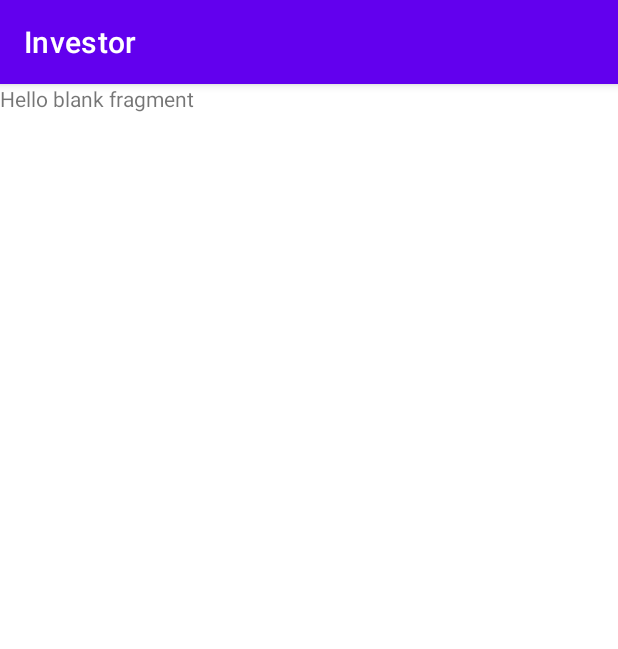
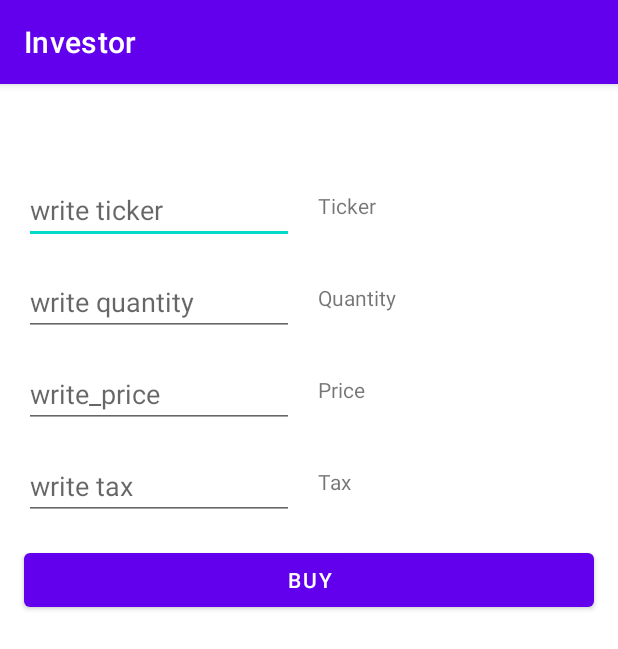
Before and after one commit to NikitaMityushov/AndroidClasses, an Android app: the fragment BuyStockWindowFragment shown on its own in the app's theme, on a phone screen of 412 x 824 dp. Shown: the top 649 px of the screen. Run offline under Robolectric (Android 15) with nearby library versions, the phone set to English and light mode, and no system bars.

Commit message:
main commit #7 add fragment_buy_stock_window layout

```diff
--- a/investor/src/main/res/layout/fragment_buy_stock_window.xml
+++ b/investor/src/main/res/layout/fragment_buy_stock_window.xml
@@ -1,14 +1,112 @@
 <?xml version="1.0" encoding="utf-8"?>
-<FrameLayout xmlns:android="http://schemas.android.com/apk/res/android"
+<androidx.constraintlayout.widget.ConstraintLayout xmlns:android="http://schemas.android.com/apk/res/android"
     xmlns:tools="http://schemas.android.com/tools"
     android:layout_width="match_parent"
     android:layout_height="match_parent"
+    xmlns:app="http://schemas.android.com/apk/res-auto"
     tools:context=".UI.BuyStockWindowFragment">
+    <!-- 0) header -->
+    <TextView
+        android:id="@+id/header_tv"
+        android:layout_width="match_parent"
+        android:layout_height="wrap_content"
+        app:layout_constraintTop_toTopOf="parent"
+        android:textAlignment="center"
+        android:layout_margin="16dp"
+        android:textSize="22sp"
+        tools:text="Please enter the blank lines: "/>
+    <!-- 1) Ticker -->
+    <EditText
+        android:id="@+id/ticker_value_et"
+        android:layout_width="180dp"
+        android:layout_height="wrap_content"
+        app:layout_constraintTop_toBottomOf="@id/header_tv"
+        app:layout_constraintStart_toStartOf="parent"
+        android:layout_margin="16dp"
+        android:inputType="text"
+        android:importantForAutofill="no"
+        android:hint="@string/write_ticker"/>
 
-    <!-- TODO: Update blank fragment layout -->
     <TextView
+        android:id="@+id/ticker_tv"
+        android:layout_width="100dp"
+        android:layout_height="wrap_content"
+        app:layout_constraintBottom_toBottomOf="@id/ticker_value_et"
+        app:layout_constraintStart_toEndOf="@id/ticker_value_et"
+        android:layout_margin="16dp"
+        android:text="@string/ticker"/>
+    <!-- 2) Quantity -->
+    <EditText
+        android:id="@+id/quantity_et"
+        android:layout_width="180dp"
+        android:layout_height="wrap_content"
+        app:layout_constraintTop_toBottomOf="@id/ticker_value_et"
+        app:layout_constraintStart_toStartOf="parent"
+        android:hint="@string/write_quantity"
+        android:layout_margin="16dp"
+        android:inputType="number"
+        android:importantForAutofill="no"/>
+
+    <TextView
+        android:id="@+id/quantity_tv"
+        android:layout_width="100dp"
+        android:layout_height="wrap_content"
+        app:layout_constraintBottom_toBottomOf="@id/quantity_et"
+        app:layout_constraintStart_toEndOf="@id/quantity_et"
+        android:layout_margin="16dp"
+        android:text="@string/quantity"/>
+
+    <!-- 3) Price -->
+    <EditText
+        android:id="@+id/price_et"
+        android:layout_width="180dp"
+        android:layout_height="wrap_content"
+        app:layout_constraintTop_toBottomOf="@id/quantity_et"
+        app:layout_constraintStart_toStartOf="parent"
+        android:hint="@string/write_price"
+        android:layout_margin="16dp"
+        android:inputType="number"
+        android:importantForAutofill="no"/>
+
+    <TextView
+        android:id="@+id/price_tv"
+        android:layout_width="100dp"
+        android:layout_height="wrap_content"
+        app:layout_constraintBottom_toBottomOf="@id/price_et"
+        app:layout_constraintStart_toEndOf="@id/price_et"
+        android:layout_margin="16dp"
+        android:text="@string/price"/>
+    <!-- 4) Tax -->
+    <EditText
+        android:id="@+id/tax_et"
+        android:layout_width="180dp"
+        android:layout_height="wrap_content"
+        app:layout_constraintTop_toBottomOf="@id/price_et"
+        app:layout_constraintStart_toStartOf="parent"
+        android:hint="@string/write_tax"
+        android:layout_margin="16dp"
+        android:inputType="number"
+        android:importantForAutofill="no"/>
+
+    <TextView
+        android:id="@+id/tax_tv"
+        android:layout_width="100dp"
+        android:layout_height="wrap_content"
+        app:layout_constraintBottom_toBottomOf="@id/tax_et"
+        app:layout_constraintStart_toEndOf="@id/tax_et"
+        android:layout_margin="16dp"
+        android:text="@string/tax"/>
+
+    <!-- Button <Buy> -->
+    <Button
+        android:id="@+id/buy_btn"
         android:layout_width="match_parent"
-        android:layout_height="match_parent"
-        android:text="@string/hello_blank_fragment" />
+        android:layout_height="wrap_content"
+        android:text="@string/buy"
+        app:layout_constraintTop_toBottomOf="@id/tax_et"
+        app:layout_constraintStart_toStartOf="parent"
+        android:layout_margin="16dp"/>
 
-</FrameLayout>
+
+
+</androidx.constraintlayout.widget.ConstraintLayout>
--- a/investor/src/main/res/values/strings.xml
+++ b/investor/src/main/res/values/strings.xml
@@ -17,4 +17,12 @@
     <string name="total_profit">Total profit</string>
     <string name="profitability">Profitability</string>
     <string name="dividends">Dividends</string>
+    <string name="write_ticker">write ticker</string>
+    <string name="write_quantity">write quantity</string>
+    <string name="quantity">Quantity</string>
+    <string name="write_price">write_price</string>
+    <string name="price">Price</string>
+    <string name="write_tax">write tax</string>
+    <string name="tax">Tax</string>
+    <string name="buy">BUY</string>
 </resources>
```
